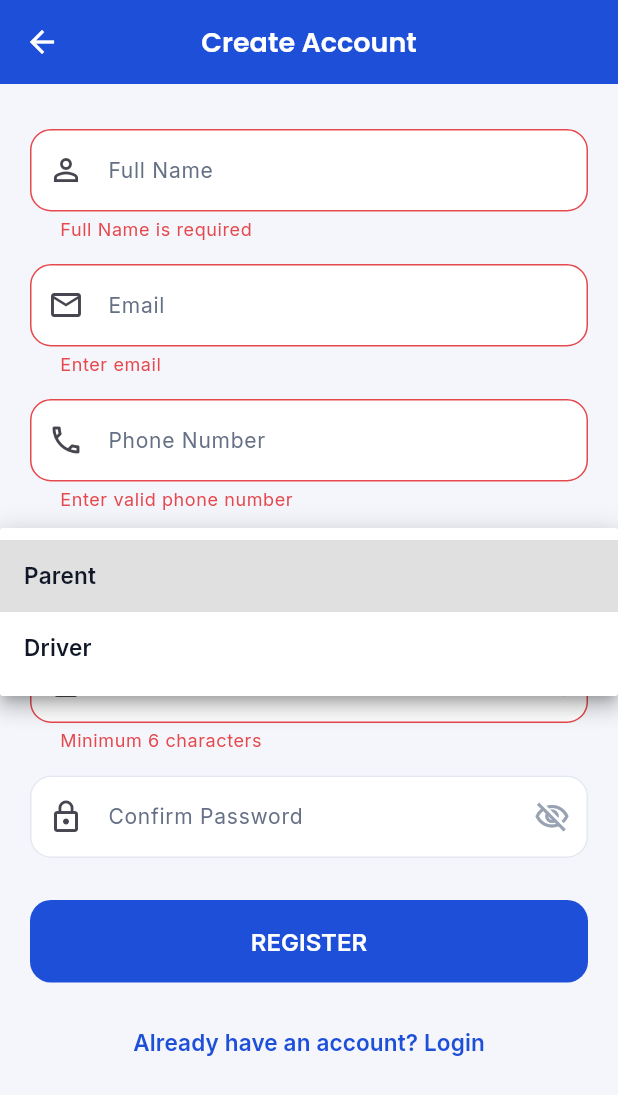
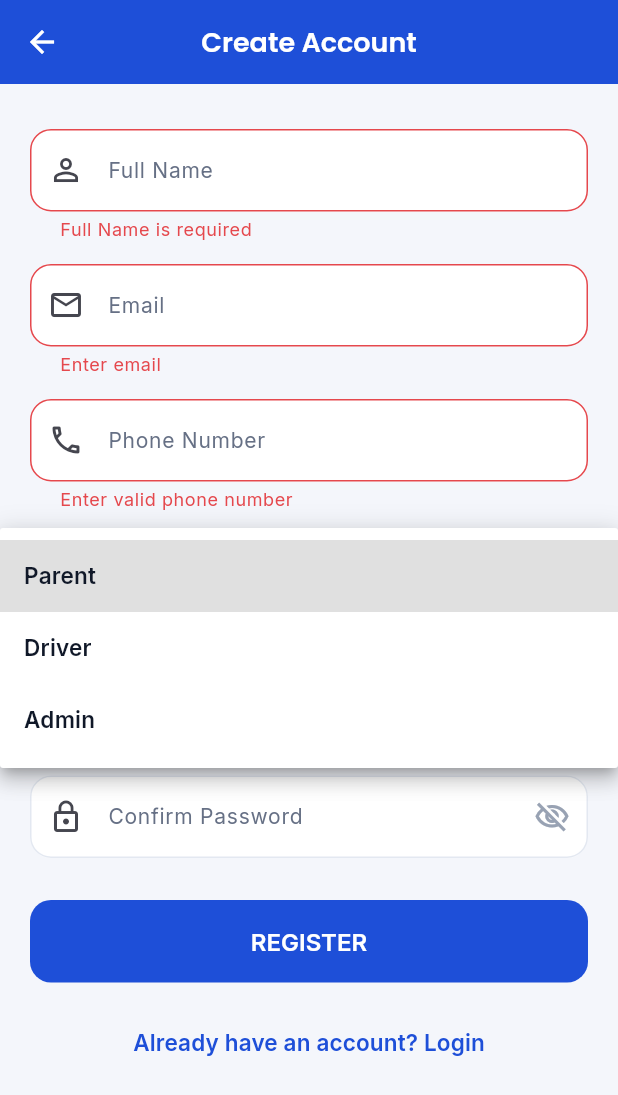
Before and after one commit to GopikaRaj0534/smart-school-bus-tracking, a Flutter app: the RegisterScreen screen opened directly, after a tap on "REGISTER", after a tap on "Parent", on a phone screen of 412 x 824 dp. Shown: the top 1095 px of the screen. Run offline on Flutter 3.47's test engine with Material 3 defaults, Android fonts, the light colour scheme and no system bars; our stand-ins replace google_fonts.

Commit message:
Add admin role to registration

```diff
--- a/lib/screens/auth/register_screen.dart
+++ b/lib/screens/auth/register_screen.dart
@@ -1,4 +1,5 @@
 import 'package:flutter/material.dart';
+import 'package:routesafe/services/api_service.dart';
 import 'package:routesafe/utils/app_colors.dart';
 import 'package:routesafe/widgets/custom_button.dart';
 import 'package:routesafe/widgets/custom_textfield.dart';
@@ -23,14 +24,55 @@ class _RegisterScreenState extends State<RegisterScreen> {
 
   bool hidePassword = true;
   bool hideConfirmPassword = true;
+  bool isLoading = false;
+
+  Future<void> submitRegistration() async {
+    if (!_formKey.currentState!.validate()) return;
+
+    setState(() => isLoading = true);
+
+    try {
+      final result = await ApiService.register(
+        fullName: fullNameController.text.trim(),
+        email: emailController.text.trim(),
+        phone: phoneController.text.trim(),
+        password: passwordController.text,
+        role: role,
+      );
+
+      if (!mounted) return;
+
+      final bool success = result["success"] == true;
+      final String message = result["message"] ?? "Something went wrong";
+
+      ScaffoldMessenger.of(context).showSnackBar(
+        SnackBar(
+          content: Text(message),
+          backgroundColor: success ? AppColors.success : AppColors.danger,
+        ),
+      );
+
+      if (success) {
+        Navigator.pop(context);
+      }
+    } catch (e) {
+      if (!mounted) return;
+      ScaffoldMessenger.of(context).showSnackBar(
+        SnackBar(
+          content: Text("Could not reach server: $e"),
+          backgroundColor: AppColors.danger,
+        ),
+      );
+    } finally {
+      if (mounted) setState(() => isLoading = false);
+    }
+  }
 
   @override
   Widget build(BuildContext context) {
     return Scaffold(
       backgroundColor: AppColors.background,
-      appBar: AppBar(
-        title: const Text("Create Account"),
-      ),
+      appBar: AppBar(title: const Text("Create Account")),
       body: SingleChildScrollView(
         padding: const EdgeInsets.all(20),
         child: Form(
@@ -38,33 +80,24 @@ class _RegisterScreenState extends State<RegisterScreen> {
           child: Column(
             children: [
               const SizedBox(height: 10),
-
               CustomTextField(
                 controller: fullNameController,
                 hintText: "Full Name",
                 icon: Icons.person_outline,
               ),
-
               const SizedBox(height: 15),
-
               CustomTextField(
                 controller: emailController,
                 hintText: "Email",
                 icon: Icons.email_outlined,
                 keyboardType: TextInputType.emailAddress,
                 validator: (value) {
-                  if (value == null || value.isEmpty) {
-                    return "Enter email";
-                  }
-                  if (!value.contains("@")) {
-                    return "Invalid email";
-                  }
+                  if (value == null || value.isEmpty) return "Enter email";
+                  if (!value.contains("@")) return "Invalid email";
                   return null;
                 },
               ),
-
               const SizedBox(height: 15),
-
               CustomTextField(
                 controller: phoneController,
                 hintText: "Phone Number",
@@ -77,9 +110,7 @@ class _RegisterScreenState extends State<RegisterScreen> {
                   return null;
                 },
               ),
-
               const SizedBox(height: 15),
-
               DropdownButtonFormField<String>(
                 value: role,
                 decoration: const InputDecoration(
@@ -89,12 +120,11 @@ class _RegisterScreenState extends State<RegisterScreen> {
                 items: const [
                   DropdownMenuItem(value: "Parent", child: Text("Parent")),
                   DropdownMenuItem(value: "Driver", child: Text("Driver")),
+                  DropdownMenuItem(value: "Admin", child: Text("Admin")),
                 ],
                 onChanged: (value) => setState(() => role = value!),
               ),
-
               const SizedBox(height: 15),
-
               CustomTextField(
                 controller: passwordController,
                 hintText: "Password",
@@ -107,8 +137,7 @@ class _RegisterScreenState extends State<RegisterScreen> {
                         : Icons.visibility_outlined,
                     color: AppColors.textMuted,
                   ),
-                  onPressed: () =>
-                      setState(() => hidePassword = !hidePassword),
+                  onPressed: () => setState(() => hidePassword = !hidePassword),
                 ),
                 validator: (value) {
                   if (value == null || value.length < 6) {
@@ -117,9 +146,7 @@ class _RegisterScreenState extends State<RegisterScreen> {
                   return null;
                 },
               ),
-
               const SizedBox(height: 15),
-
               CustomTextField(
                 controller: confirmPasswordController,
                 hintText: "Confirm Password",
@@ -143,25 +170,11 @@ class _RegisterScreenState extends State<RegisterScreen> {
                   return null;
                 },
               ),
-
               const SizedBox(height: 28),
-
-              CustomButton(
-                text: "REGISTER",
-                onPressed: () {
-                  if (_formKey.currentState!.validate()) {
-                    ScaffoldMessenger.of(context).showSnackBar(
-                      const SnackBar(
-                        content: Text("Registration Successful"),
-                        backgroundColor: AppColors.success,
-                      ),
-                    );
-                  }
-                },
-              ),
-
+              isLoading
+                  ? const CircularProgressIndicator(color: AppColors.primary)
+                  : CustomButton(text: "REGISTER", onPressed: submitRegistration),
               const SizedBox(height: 16),
-
               TextButton(
                 onPressed: () => Navigator.pop(context),
                 child: const Text("Already have an account? Login"),
```
